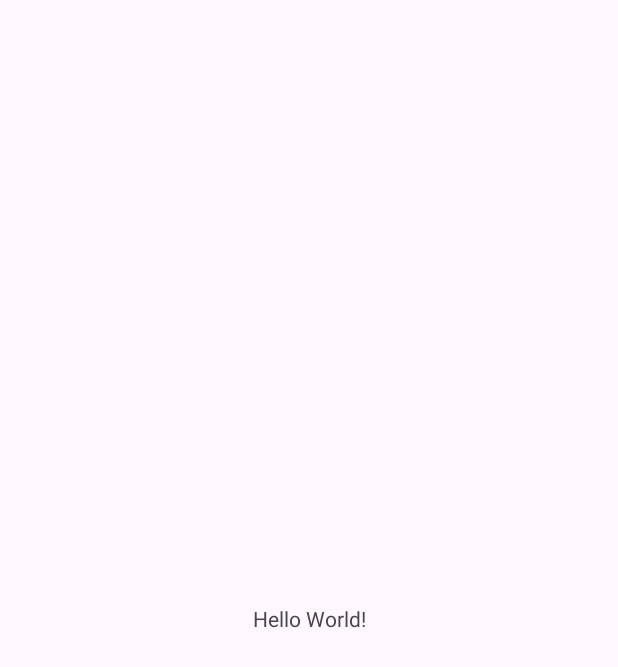
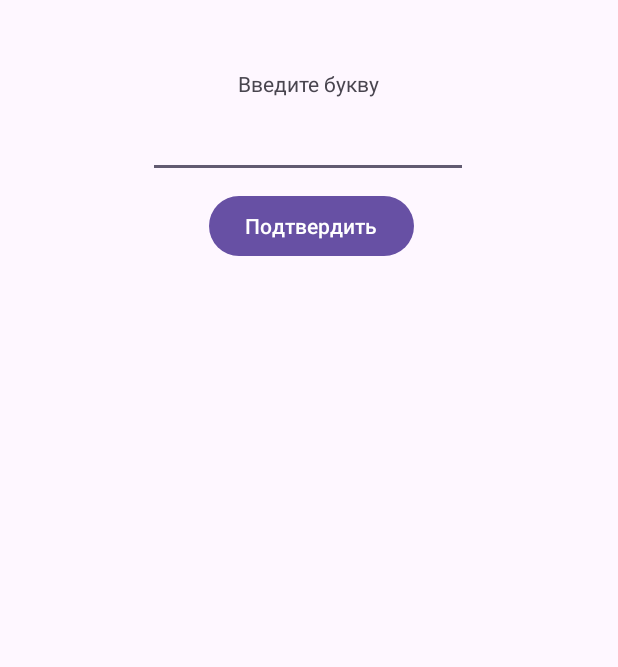
Before and after one commit to AAM1337/Lab_1, an Android app: the screen it shows after launch (MainActivity), on a phone screen of 412 x 824 dp. Before the commit the part shown is almost empty. Shown: the top 667 px of the screen. Run offline under Robolectric (Android 15) with nearby library versions, the phone set to English and light mode, and no system bars.

Commit message:
Дизайн

```diff
--- a/app/src/main/res/layout/activity_main.xml
+++ b/app/src/main/res/layout/activity_main.xml
@@ -7,13 +7,39 @@
     android:layout_width="match_parent"
     android:layout_height="match_parent"
     tools:context=".MainActivity">
+
     <TextView
+        android:id="@+id/textView2"
         android:layout_width="wrap_content"
         android:layout_height="wrap_content"
-      android:text="Hello World!"
+        android:text="Введите букву"
         app:layout_constraintBottom_toBottomOf="parent"
+        app:layout_constraintEnd_toEndOf="parent"
         app:layout_constraintStart_toStartOf="parent"
+        app:layout_constraintTop_toTopOf="parent"
+        app:layout_constraintVertical_bias="0.057" />
+
+    <EditText
+        android:id="@+id/editTextText"
+        android:layout_width="wrap_content"
+        android:layout_height="wrap_content"
+        android:layout_marginTop="8dp"
+        android:ems="10"
+        android:inputType="text"
+        android:text=""
         app:layout_constraintEnd_toEndOf="parent"
-      app:layout_constraintTop_toTopOf="parent" />
+        app:layout_constraintHorizontal_bias="0.497"
+        app:layout_constraintStart_toStartOf="parent"
+        app:layout_constraintTop_toBottomOf="@+id/textView2" />
 
+    <Button
+        android:id="@+id/button2"
+        android:layout_width="wrap_content"
+        android:layout_height="wrap_content"
+        android:layout_marginTop="8dp"
+        android:text="Подтвердить"
+        app:layout_constraintEnd_toEndOf="parent"
+        app:layout_constraintHorizontal_bias="0.506"
+        app:layout_constraintStart_toStartOf="parent"
+        app:layout_constraintTop_toBottomOf="@+id/editTextText" />
 </androidx.constraintlayout.widget.ConstraintLayout>
```
Lines whose indentation alone changed are shown as unchanged.
